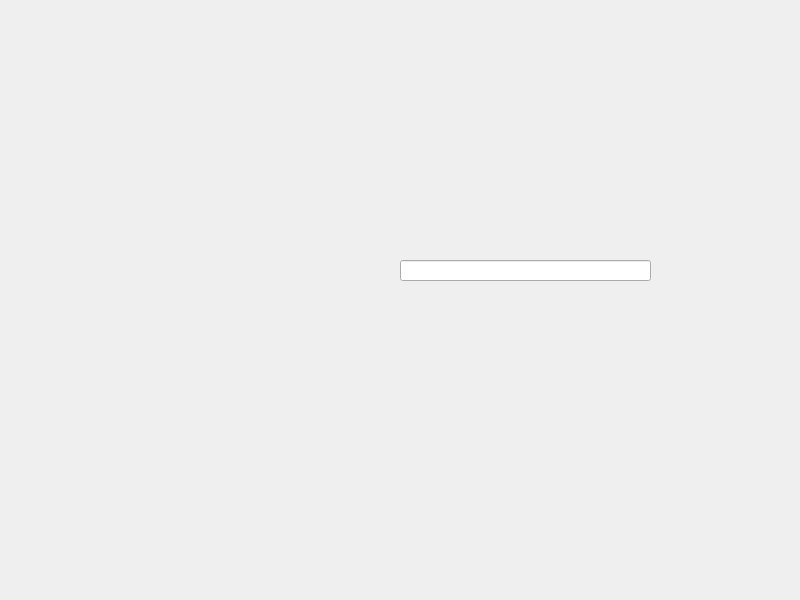
The window that maininterface.ui (AntiF0/ContributionMap) describes before a commit, drawn with Qt 5.
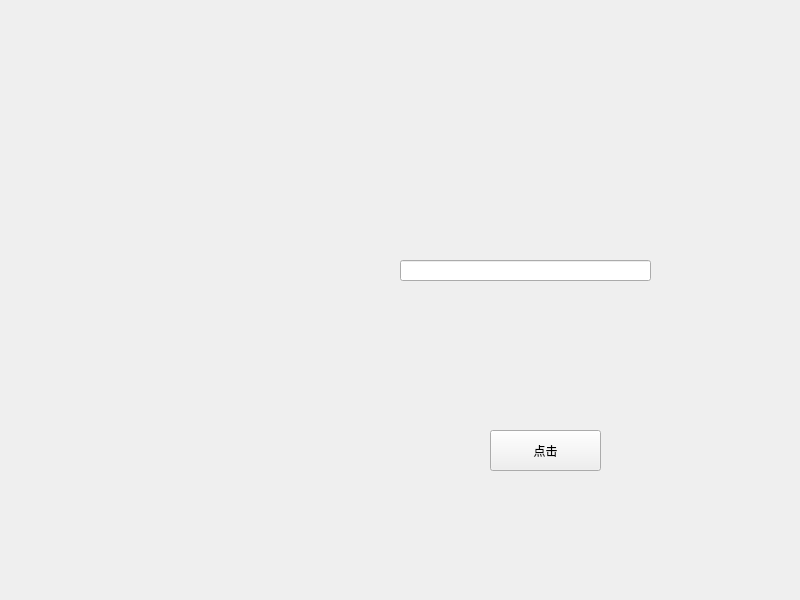
The same window after the commit. Custom widgets are drawn as their Qt base class.

Patch:
```diff
--- a/maininterface.ui
+++ b/maininterface.ui
@@ -16,10 +16,10 @@
   <widget class="Square" name="widget" native="true">
    <property name="geometry">
     <rect>
-     <x>80</x>
-     <y>100</y>
-     <width>211</width>
-     <height>251</height>
+     <x>60</x>
+     <y>140</y>
+     <width>300</width>
+     <height>300</height>
     </rect>
    </property>
   </widget>
@@ -33,6 +33,19 @@
     </rect>
    </property>
   </widget>
+  <widget class="QPushButton" name="pushButton">
+   <property name="geometry">
+    <rect>
+     <x>490</x>
+     <y>430</y>
+     <width>111</width>
+     <height>41</height>
+    </rect>
+   </property>
+   <property name="text">
+    <string>点击</string>
+   </property>
+  </widget>
  </widget>
  <customwidgets>
   <customwidget>
```
